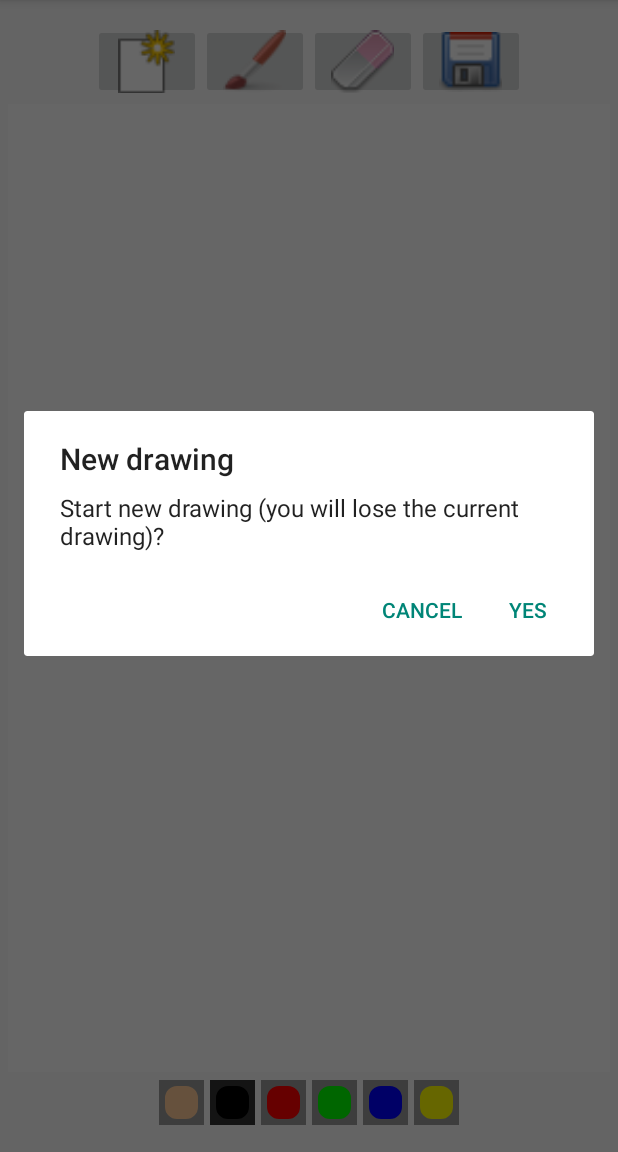
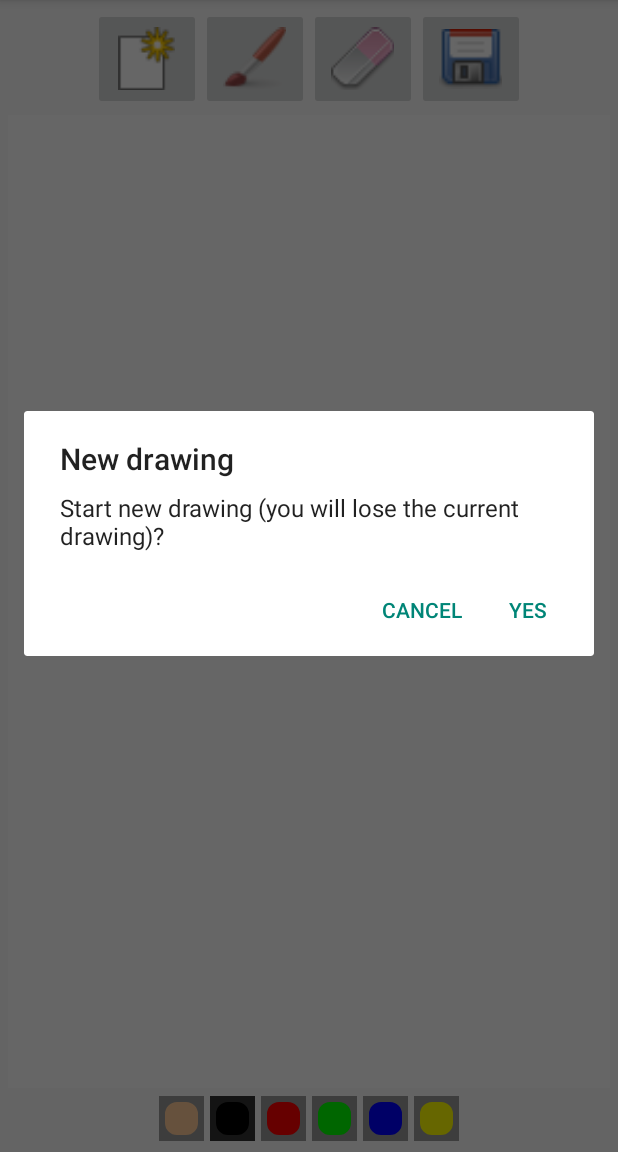
Before and after one commit to priyankvex/Paint-App-Android, an Android app: the screen it shows after launch (MainActivity), after a tap on "New", on a phone screen of 412 x 824 dp, the part 84-1236 px from its top. Run offline under Robolectric (Android 15) with nearby library versions, the phone set to English and light mode, and no system bars.

Commit message:
Fix image button size.

```diff
--- a/app/src/main/res/layout/activity_main.xml
+++ b/app/src/main/res/layout/activity_main.xml
@@ -4,14 +4,14 @@
     android:layout_height="match_parent"
     tools:context=".MainActivity"
     android:gravity="center"
-    android:paddingTop="@dimen/activity_vertical_margin"
-    android:paddingBottom="@dimen/activity_vertical_margin"
+    android:paddingTop="5dp"
+    android:paddingBottom="5dp"
     android:orientation="vertical"
     >
 
     <LinearLayout
         android:layout_width="wrap_content"
-        android:layout_height="50dp"
+        android:layout_height="wrap_content"
         android:orientation="horizontal"
         >
 
```
